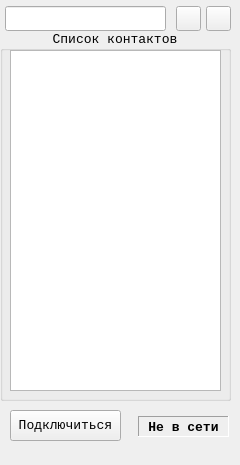
kostelov/talker, file main.ui: the form before one commit.
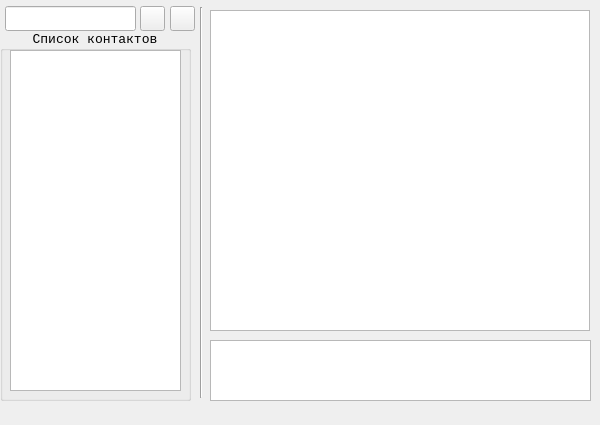
The form after the commit. Icons and pictures are not drawn.

Commit message: client - добавляем метод отправки сообщения для GUI client_gui - убрана кнопка подключения, подключаемся и получаем список при старте - добавлено поле под чат и кнопка на отправку !!! не стартует GUI при связи с сигналом из handler-a handler - прием и обработка сообщений для GUI

What changed in the file:
```diff
--- a/main.ui
+++ b/main.ui
@@ -6,20 +6,20 @@
    <rect>
     <x>0</x>
     <y>0</y>
-    <width>240</width>
-    <height>465</height>
+    <width>600</width>
+    <height>425</height>
    </rect>
   </property>
   <property name="minimumSize">
    <size>
-    <width>240</width>
-    <height>465</height>
+    <width>0</width>
+    <height>425</height>
    </size>
   </property>
   <property name="maximumSize">
    <size>
-    <width>250</width>
-    <height>470</height>
+    <width>605</width>
+    <height>427</height>
    </size>
   </property>
   <property name="windowTitle">
@@ -31,7 +31,7 @@
      <rect>
       <x>0</x>
       <y>30</y>
-      <width>231</width>
+      <width>191</width>
       <height>371</height>
      </rect>
     </property>
@@ -58,79 +58,18 @@
       <rect>
        <x>10</x>
        <y>20</y>
-       <width>211</width>
+       <width>171</width>
        <height>341</height>
       </rect>
      </property>
     </widget>
    </widget>
-   <widget class="QPushButton" name="pushButtonConnect">
-    <property name="geometry">
-     <rect>
-      <x>10</x>
-      <y>410</y>
-      <width>111</width>
-      <height>31</height>
-     </rect>
-    </property>
-    <property name="font">
-     <font>
-      <family>Courier</family>
-      <pointsize>10</pointsize>
-     </font>
-    </property>
-    <property name="contextMenuPolicy">
-     <enum>Qt::DefaultContextMenu</enum>
-    </property>
-    <property name="text">
-     <string>Подключиться</string>
-    </property>
-    <property name="checked">
-     <bool>false</bool>
-    </property>
-   </widget>
-   <widget class="QLabel" name="labelStatus">
-    <property name="enabled">
-     <bool>true</bool>
-    </property>
-    <property name="geometry">
-     <rect>
-      <x>138</x>
-      <y>416</y>
-      <width>91</width>
-      <height>21</height>
-     </rect>
-    </property>
-    <property name="font">
-     <font>
-      <family>Courier</family>
-      <pointsize>10</pointsize>
-      <weight>75</weight>
-      <bold>true</bold>
-     </font>
-    </property>
-    <property name="contextMenuPolicy">
-     <enum>Qt::ActionsContextMenu</enum>
-    </property>
-    <property name="frameShape">
-     <enum>QFrame::Panel</enum>
-    </property>
-    <property name="frameShadow">
-     <enum>QFrame::Sunken</enum>
-    </property>
-    <property name="text">
-     <string>Не в сети</string>
-    </property>
-    <property name="alignment">
-     <set>Qt::AlignCenter</set>
-    </property>
-   </widget>
    <widget class="QLineEdit" name="lineEditContactName">
     <property name="geometry">
      <rect>
       <x>5</x>
       <y>6</y>
-      <width>161</width>
+      <width>131</width>
       <height>25</height>
      </rect>
     </property>
@@ -138,7 +77,7 @@
    <widget class="QPushButton" name="pushButtonAddContact">
     <property name="geometry">
      <rect>
-      <x>176</x>
+      <x>140</x>
       <y>6</y>
       <width>25</width>
       <height>25</height>
@@ -163,7 +102,7 @@
     </property>
     <property name="geometry">
      <rect>
-      <x>206</x>
+      <x>170</x>
       <y>6</y>
       <width>25</width>
       <height>25</height>
@@ -179,7 +118,78 @@
     </property>
     <property name="icon">
      <iconset>
-      <normaloff>del_user.png</normaloff>del_user.png</iconset>
+      <normaloff>delete.png</normaloff>delete.png</iconset>
+    </property>
+   </widget>
+   <widget class="Line" name="line">
+    <property name="geometry">
+     <rect>
+      <x>191</x>
+      <y>7</y>
+      <width>20</width>
+      <height>391</height>
+     </rect>
+    </property>
+    <property name="orientation">
+     <enum>Qt::Vertical</enum>
+    </property>
+   </widget>
+   <widget class="QListWidget" name="listWidgetChat">
+    <property name="geometry">
+     <rect>
+      <x>210</x>
+      <y>10</y>
+      <width>380</width>
+      <height>321</height>
+     </rect>
+    </property>
+    <property name="font">
+     <font>
+      <family>Courier</family>
+      <pointsize>10</pointsize>
+     </font>
+    </property>
+   </widget>
+   <widget class="QPlainTextEdit" name="plainTextEditMsg">
+    <property name="geometry">
+     <rect>
+      <x>210</x>
+      <y>340</y>
+      <width>381</width>
+      <height>61</height>
+     </rect>
+    </property>
+    <property name="font">
+     <font>
+      <family>Courier</family>
+      <pointsize>10</pointsize>
+     </font>
+    </property>
+   </widget>
+   <widget class="QPushButton" name="pushButtonSend">
+    <property name="geometry">
+     <rect>
+      <x>540</x>
+      <y>350</y>
+      <width>41</width>
+      <height>41</height>
+     </rect>
+    </property>
+    <property name="text">
+     <string/>
+    </property>
+    <property name="icon">
+     <iconset>
+      <normaloff>send.png</normaloff>send.png</iconset>
+    </property>
+    <property name="iconSize">
+     <size>
+      <width>32</width>
+      <height>32</height>
+     </size>
+    </property>
+    <property name="flat">
+     <bool>true</bool>
     </property>
    </widget>
   </widget>
```
Left out of the diff: 4 changed lines with no effect on the pictures. The commit also changes 7 other files.
